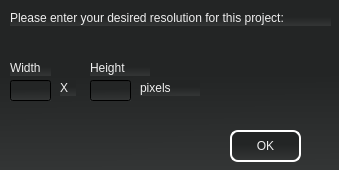
Qt form PixelsSpriteEditor/GetResolutionDialog.ui (worldofnick/Pixels-Sprite-Editor) before a commit.
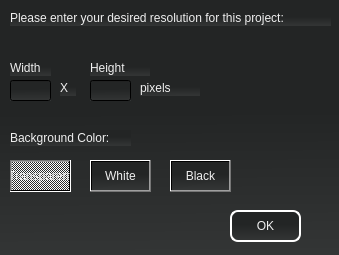
The same form after that commit.

Commit message: Added buttons to welcome window

What changed in the file:
```diff
--- a/PixelsSpriteEditor/GetResolutionDialog.ui
+++ b/PixelsSpriteEditor/GetResolutionDialog.ui
@@ -7,7 +7,7 @@
     <x>0</x>
     <y>0</y>
     <width>339</width>
-    <height>170</height>
+    <height>255</height>
    </rect>
   </property>
   <property name="windowTitle">
@@ -106,7 +106,7 @@
    <property name="geometry">
     <rect>
      <x>230</x>
-     <y>130</y>
+     <y>210</y>
      <width>71</width>
      <height>32</height>
     </rect>
@@ -125,6 +125,70 @@
     <string>OK</string>
    </property>
   </widget>
+  <widget class="QLabel" name="label_6">
+   <property name="geometry">
+    <rect>
+     <x>10</x>
+     <y>130</y>
+     <width>121</width>
+     <height>16</height>
+    </rect>
+   </property>
+   <property name="text">
+    <string>Background Color:</string>
+   </property>
+  </widget>
+  <widget class="QPushButton" name="transparentBackgroundButton">
+   <property name="geometry">
+    <rect>
+     <x>10</x>
+     <y>160</y>
+     <width>61</width>
+     <height>32</height>
+    </rect>
+   </property>
+   <property name="text">
+    <string>Transparent</string>
+   </property>
+   <property name="checkable">
+    <bool>true</bool>
+   </property>
+   <property name="checked">
+    <bool>true</bool>
+   </property>
+  </widget>
+  <widget class="QPushButton" name="whiteBackgroundButton">
+   <property name="geometry">
+    <rect>
+     <x>90</x>
+     <y>160</y>
+     <width>61</width>
+     <height>32</height>
+    </rect>
+   </property>
+   <property name="text">
+    <string>White</string>
+   </property>
+   <property name="checkable">
+    <bool>true</bool>
+   </property>
+  </widget>
+  <widget class="QPushButton" name="blackBackgroundButton">
+   <property name="geometry">
+    <rect>
+     <x>170</x>
+     <y>160</y>
+     <width>61</width>
+     <height>32</height>
+    </rect>
+   </property>
+   <property name="text">
+    <string>Black</string>
+   </property>
+   <property name="checkable">
+    <bool>true</bool>
+   </property>
+  </widget>
  </widget>
  <resources/>
  <connections/>
```
The commit also changes 4 other files.
